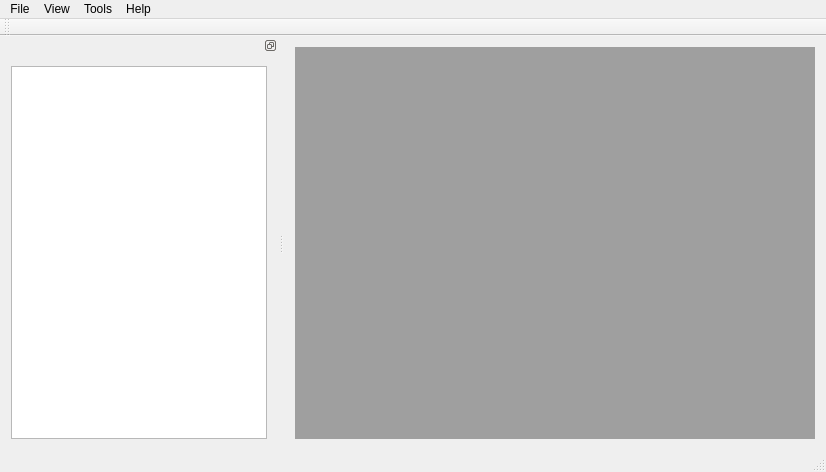
The window that ui/mainwindow.ui (koromodako/picsou) describes before a commit, drawn with Qt 5.
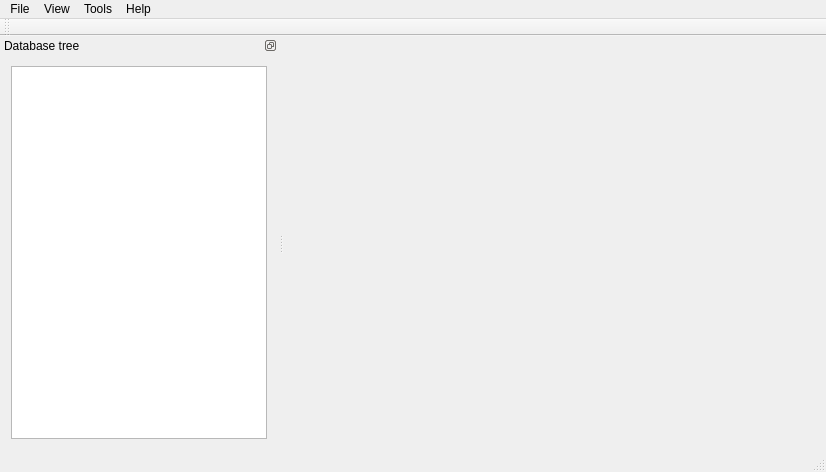
The same window after the commit.

The edit to the form file:
```diff
--- a/ui/mainwindow.ui
+++ b/ui/mainwindow.ui
@@ -14,11 +14,7 @@
    <string>MainWindow</string>
   </property>
   <widget class="QWidget" name="centralWidget">
-   <layout class="QVBoxLayout" name="verticalLayout">
-    <item>
-     <widget class="QMdiArea" name="mdi"/>
-    </item>
-   </layout>
+   <layout class="QVBoxLayout" name="verticalLayout"/>
   </widget>
   <widget class="QMenuBar" name="menu_bar">
    <property name="geometry">
@@ -84,6 +80,9 @@
    <property name="allowedAreas">
     <set>Qt::LeftDockWidgetArea|Qt::RightDockWidgetArea</set>
    </property>
+   <property name="windowTitle">
+    <string>Database tree</string>
+   </property>
    <attribute name="dockWidgetArea">
     <number>1</number>
    </attribute>
```
